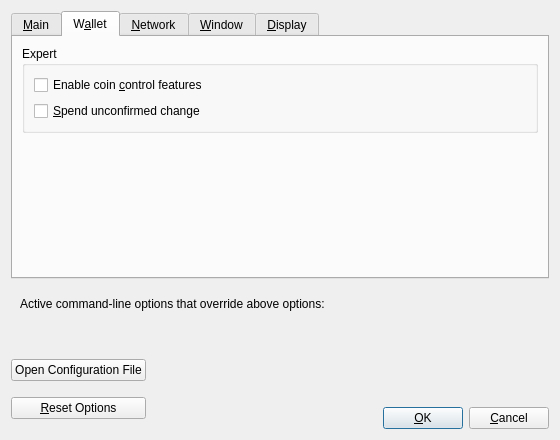
barrystyle/SUQA-0.17.1, file src/qt/forms/optionsdialog.ui: the form before one commit.
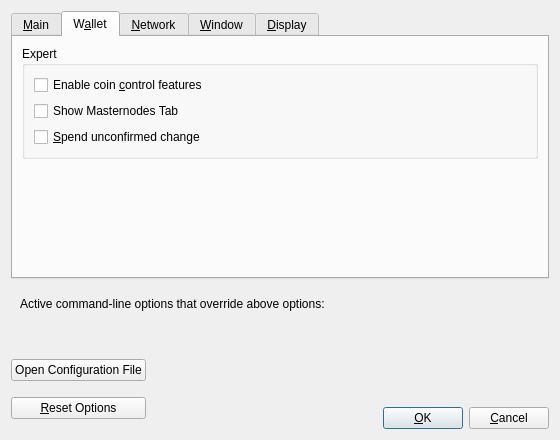
The form after the commit. The open tabs and pages were chosen to show the change. Custom widgets are drawn as their Qt base class.

Patch:
```diff
--- a/src/qt/forms/optionsdialog.ui
+++ b/src/qt/forms/optionsdialog.ui
@@ -216,6 +216,18 @@
             </property>
            </widget>
           </item>
+          <!-- Dash -->
+          <item>
+           <widget class="QCheckBox" name="showMasternodesTab">
+            <property name="toolTip">
+             <string>Show additional tab listing all your masternodes in first sub-tab&lt;br/&gt;and all masternodes on the network in second sub-tab.</string>
+            </property>
+            <property name="text">
+             <string>Show Masternodes Tab</string>
+            </property>
+           </widget>
+          </item>
+          <!--      -->
           <item>
            <widget class="QCheckBox" name="spendZeroConfChange">
             <property name="toolTip">
```
